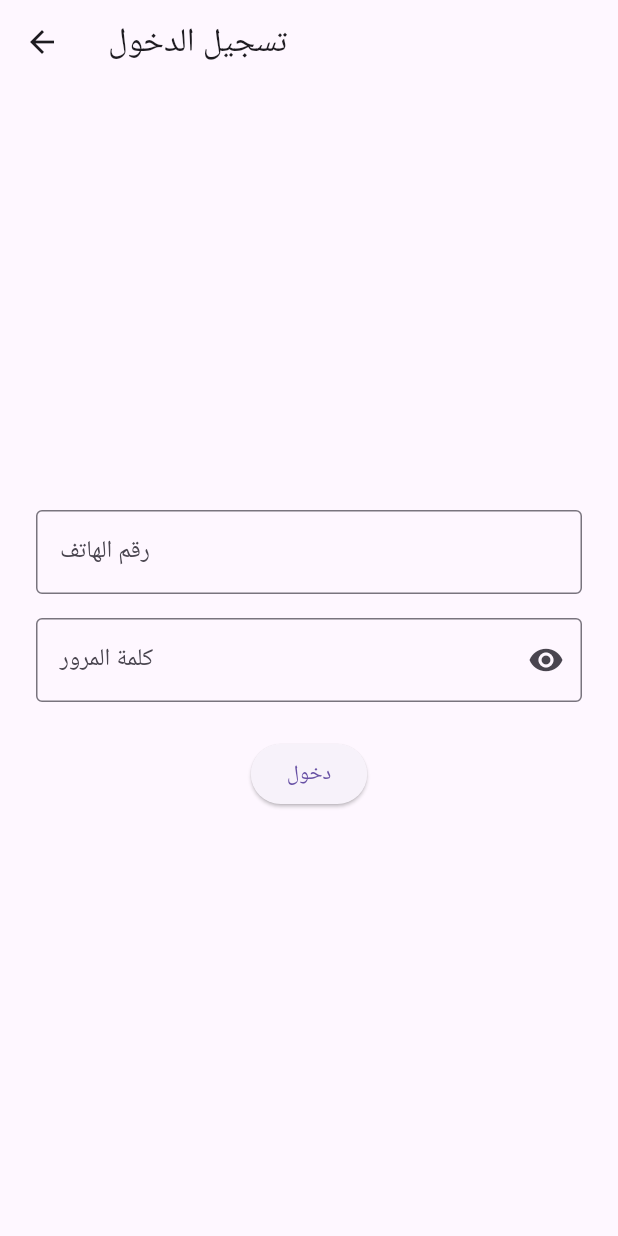
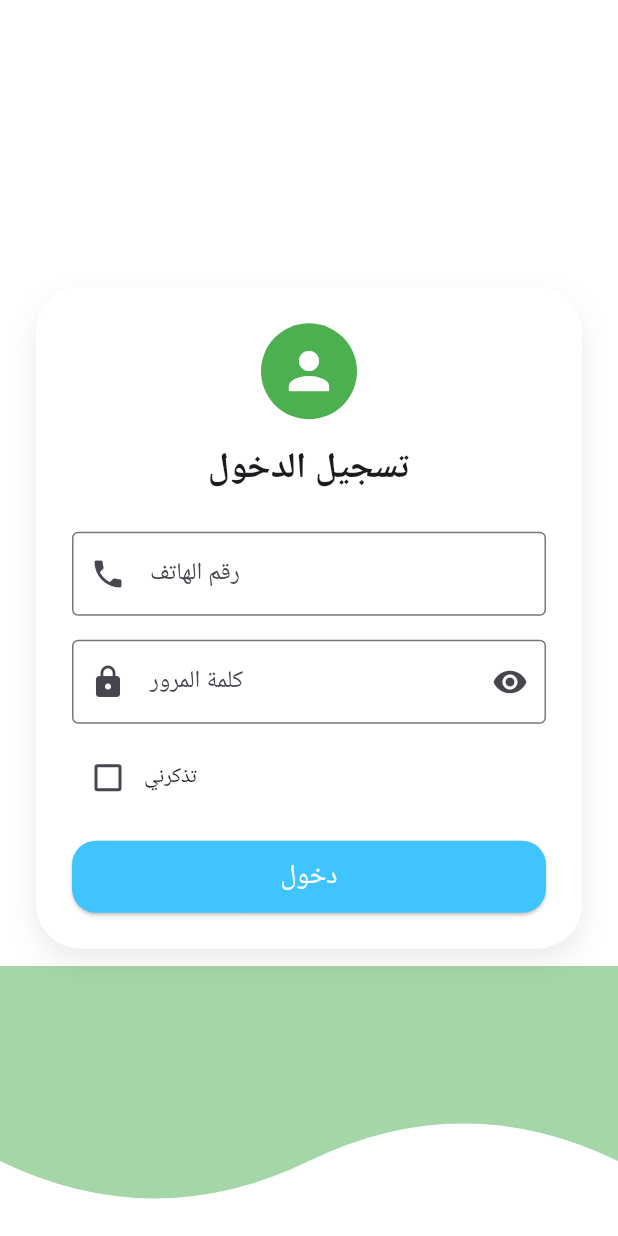
Before and after one commit to Almohagri/APP_school, a Flutter app: the screen it shows after launch, after a tap on "معلم", on a phone screen of 412 x 824 dp. Run offline on Flutter 3.47's test engine with Material 3 defaults, Android fonts, the phone set to English and light mode, and no system bars; our stand-ins replace hive, hive_flutter; accounts and stored records are empty.

Commit message:
update the pages

```diff
--- /dev/null
+++ b/lib/components/wave_clipper.dart
@@ -0,0 +1,27 @@
+import 'package:flutter/material.dart';
+
+class WaveClipper extends CustomClipper<Path> {
+  @override
+  Path getClip(Size size) {
+    Path path = Path();
+    path.lineTo(0, size.height - 50);
+    path.quadraticBezierTo(
+      size.width / 4,
+      size.height,
+      size.width / 2,
+      size.height - 50,
+    );
+    path.quadraticBezierTo(
+      3 * size.width / 4,
+      size.height - 100,
+      size.width,
+      size.height - 50,
+    );
+    path.lineTo(size.width, 0);
+    path.close();
+    return path;
+  }
+
+  @override
+  bool shouldReclip(CustomClipper<Path> oldClipper) => false;
+}
--- a/lib/main.dart
+++ b/lib/main.dart
@@ -26,28 +26,4 @@ class MyApp extends StatelessWidget {
   }
 }
 
-class WaveClipper extends CustomClipper<Path> {
-  @override
-  Path getClip(Size size) {
-    Path path = Path();
-    path.lineTo(0, size.height - 50);
-    path.quadraticBezierTo(
-      size.width / 4,
-      size.height,
-      size.width / 2,
-      size.height - 50,
-    );
-    path.quadraticBezierTo(
-      3 * size.width / 4,
-      size.height - 100,
-      size.width,
-      size.height - 50,
-    );
-    path.lineTo(size.width, 0);
-    path.close();
-    return path;
-  }
-
-  @override
-  bool shouldReclip(CustomClipper<Path> oldClipper) => false;
-}
+// WaveClipper تم نقله إلى lib/components/wave_clipper.dart
--- a/lib/screens/login_screen.dart
+++ b/lib/screens/login_screen.dart
@@ -1,6 +1,8 @@
 import 'package:flutter/material.dart';
 import 'package:hive/hive.dart';
 import 'home_screen.dart';
+import 'students_dashboard_screen.dart';
+import '../components/wave_clipper.dart';
 
 class LoginScreen extends StatefulWidget {
   const LoginScreen({Key? key}) : super(key: key);
@@ -26,7 +28,7 @@ class _LoginScreenState extends State<LoginScreen> {
     if (phone.isNotEmpty && password.isNotEmpty) {
       box.put('phone', phone);
       Navigator.of(context).pushReplacement(
-        MaterialPageRoute(builder: (_) => const HomeScreen()),
+        MaterialPageRoute(builder: (_) => const StudentsDashboardScreen()),
       );
     } else {
       ScaffoldMessenger.of(context).showSnackBar(
@@ -41,17 +43,62 @@ class _LoginScreenState extends State<LoginScreen> {
   @override
   Widget build(BuildContext context) {
     return Scaffold(
-      appBar: AppBar(title: const Text('تسجيل الدخول')),
-      body: Padding(
-        padding: const EdgeInsets.all(24.0),
+      backgroundColor: Colors.white,
+      body: Stack(
+        children: [
+          Align(
+            alignment: Alignment.bottomCenter,
+            child: ClipPath(
+              clipper: WaveClipper(),
+              child: Container(height: 180, color: Colors.green[200]),
+            ),
+          ),
+          Center(
+            child: SingleChildScrollView(
+              child: Padding(
+                padding: const EdgeInsets.symmetric(horizontal: 24.0),
                 child: Column(
                   mainAxisAlignment: MainAxisAlignment.center,
                   children: [
+                    Container(
+                      padding: const EdgeInsets.all(24),
+                      decoration: BoxDecoration(
+                        color: Colors.white,
+                        borderRadius: BorderRadius.circular(30),
+                        boxShadow: [
+                          BoxShadow(
+                            color: Colors.black.withOpacity(0.08),
+                            blurRadius: 15,
+                            offset: const Offset(0, 8),
+                          ),
+                        ],
+                      ),
+                      child: Column(
+                        children: [
+                          const CircleAvatar(
+                            radius: 32,
+                            backgroundColor: Colors.green,
+                            child: Icon(
+                              Icons.person,
+                              size: 40,
+                              color: Colors.white,
+                            ),
+                          ),
+                          const SizedBox(height: 16),
+                          const Text(
+                            'تسجيل الدخول',
+                            style: TextStyle(
+                              fontSize: 24,
+                              fontWeight: FontWeight.bold,
+                            ),
+                          ),
+                          const SizedBox(height: 24),
                           TextField(
                             controller: _phoneController,
                             keyboardType: TextInputType.phone,
                             decoration: const InputDecoration(
                               labelText: 'رقم الهاتف',
+                              prefixIcon: Icon(Icons.phone),
                               border: OutlineInputBorder(),
                             ),
                           ),
@@ -61,6 +108,7 @@ class _LoginScreenState extends State<LoginScreen> {
                             obscureText: _obscureText,
                             decoration: InputDecoration(
                               labelText: 'كلمة المرور',
+                              prefixIcon: const Icon(Icons.lock),
                               border: const OutlineInputBorder(),
                               suffixIcon: IconButton(
                                 icon: Icon(_obscureText ? Icons.visibility : Icons.visibility_off),
@@ -72,16 +120,49 @@ class _LoginScreenState extends State<LoginScreen> {
                               ),
                             ),
                           ),
-            const SizedBox(height: 24),
-            _isLoading
-                ? const CircularProgressIndicator()
+                          const SizedBox(height: 12),
+                          Row(
+                            children: [
+                              Checkbox(
+                                value: false,
+                                onChanged: (v) {},
+                              ),
+                              const Text('تذكرني'),
+                            ],
+                          ),
+                          const SizedBox(height: 18),
+                          SizedBox(
+                            width: double.infinity,
+                            height: 48,
+                            child: _isLoading
+                                ? const Center(child: CircularProgressIndicator())
                                 : ElevatedButton(
                                     onPressed: _login,
-                    child: const Text('دخول'),
+                                    style: ElevatedButton.styleFrom(
+                                      backgroundColor: Colors.lightBlueAccent,
+                                      shape: RoundedRectangleBorder(
+                                        borderRadius: BorderRadius.circular(16),
+                                      ),
+                                    ),
+                                    child: const Text(
+                                      'دخول',
+                                      style: TextStyle(
+                                        fontSize: 18,
+                                        color: Colors.white,
+                                      ),
+                                    ),
+                                  ),
                           ),
                         ],
                       ),
                     ),
+                  ],
+                ),
+              ),
+            ),
+          ),
+        ],
+      ),
     );
   }
 }
--- a/lib/screens/user_type_selection_screen.dart
+++ b/lib/screens/user_type_selection_screen.dart
@@ -1,6 +1,7 @@
 import 'package:flutter/material.dart';
 import 'login_screen.dart';
 import 'students_dashboard_screen.dart';
+import '../components/wave_clipper.dart';
 
 class UserTypeSelectionScreen extends StatelessWidget {
   const UserTypeSelectionScreen({Key? key}) : super(key: key);
@@ -57,7 +58,7 @@ class UserTypeSelectionScreen extends StatelessWidget {
                               color: Colors.lightBlueAccent,
                               onTap: () => Navigator.of(context).push(
                                 MaterialPageRoute(
-                                  builder: (_) => const StudentsDashboardScreen(),
+                                  builder: (_) => const LoginScreen(),
                                 ),
                               ),
                             ),
```
Lines whose indentation alone changed are shown as unchanged.
